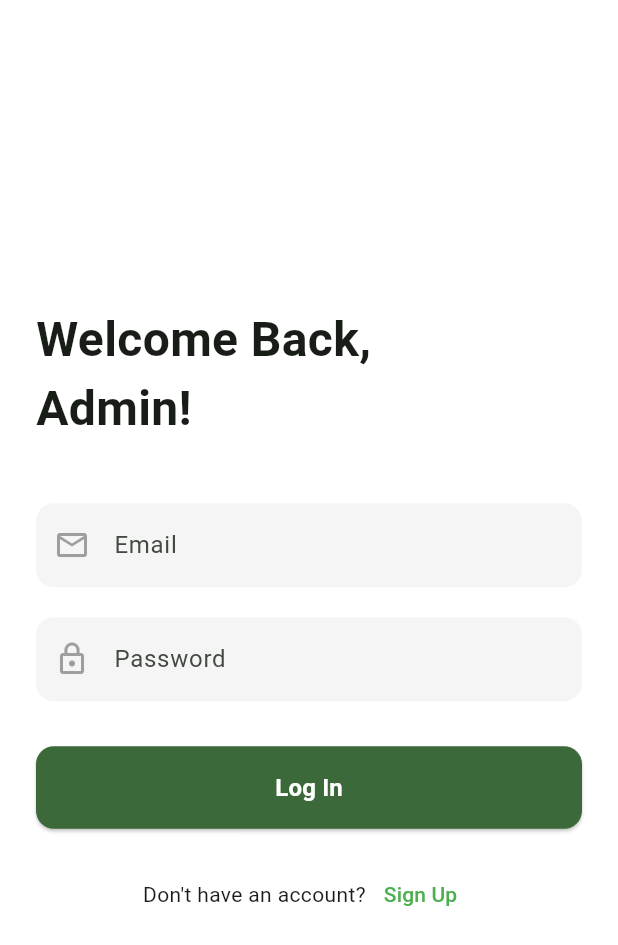
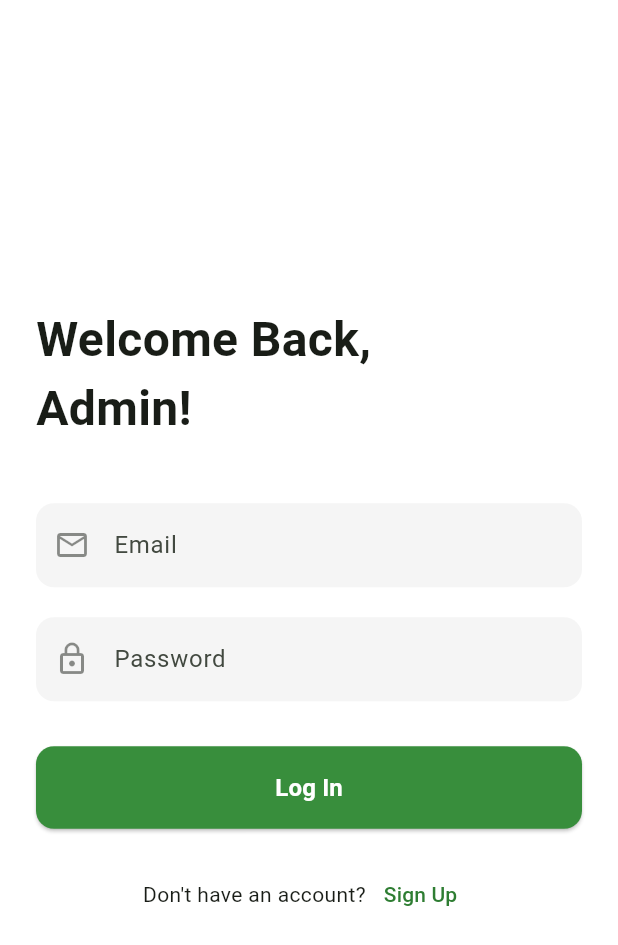
Before and after one commit to Atiimubeen/wapexp, a Flutter app: the screen it shows after launch, on a phone screen of 412 x 824 dp. Shown: the top 945 px of the screen. Run offline on Flutter 3.47's test engine with Material 3 defaults, Android fonts, the light colour scheme and no system bars; our stand-ins replace cloud_firestore, dartz, equatable, firebase_auth, firebase_core, firebase_storage and 3 more; accounts and stored records are empty.

Commit message:
Adding dark Theme

```diff
--- a/lib/features/auth/presentation/widgets/custom_text_field.dart
+++ b/lib/features/auth/presentation/widgets/custom_text_field.dart
@@ -16,14 +16,20 @@ class CustomTextField extends StatelessWidget {
 
   @override
   Widget build(BuildContext context) {
+    // Theme se colors hasil karna
+    final colors = Theme.of(context).colorScheme;
+
     return TextField(
       controller: controller,
       obscureText: isPassword,
       decoration: InputDecoration(
-        prefixIcon: Icon(icon, color: Colors.grey),
+        prefixIcon: Icon(icon, color: colors.onSurface.withOpacity(0.5)),
         hintText: hintText,
         filled: true,
-        fillColor: Colors.grey[100],
+        // Ternary operator istemal karna taake light/dark mode ke liye alag color ho
+        fillColor: Theme.of(context).brightness == Brightness.light
+            ? Colors.grey[100]
+            : Colors.grey[850],
         border: OutlineInputBorder(
           borderRadius: BorderRadius.circular(12),
           borderSide: BorderSide.none,
@@ -34,7 +40,7 @@ class CustomTextField extends StatelessWidget {
         ),
         focusedBorder: OutlineInputBorder(
           borderRadius: BorderRadius.circular(12),
-          borderSide: BorderSide(color: Theme.of(context).primaryColor),
+          borderSide: BorderSide(color: colors.primary),
         ),
       ),
     );
--- a/lib/main.dart
+++ b/lib/main.dart
@@ -7,15 +7,9 @@ import 'package:wapexp/features/auth/presentation/pages/auth_wrapper.dart';
 import 'package:wapexp/injection_container.dart';
 
 Future<void> main() async {
-  // Ensure Flutter is ready before doing anything else.
   WidgetsFlutterBinding.ensureInitialized();
-
-  // Initialize Firebase using the generated options file.
   await Firebase.initializeApp();
-
-  // Set up our manual dependency injection container.
   await setupDependencies();
-
   runApp(const MyApp());
 }
 
@@ -24,26 +18,56 @@ class MyApp extends StatelessWidget {
 
   @override
   Widget build(BuildContext context) {
-    // Provide the AuthBloc to the entire widget tree below it.
     return BlocProvider<AuthBloc>(
       create: (context) => getIt<AuthBloc>(),
       child: MaterialApp(
         title: 'Wapexp Admin',
-        debugShowCheckedModeBanner: false, // Hides the debug banner
+        debugShowCheckedModeBanner: false,
+
+        // ================= LIGHT THEME =================
         theme: ThemeData(
-          colorScheme: ColorScheme.fromSeed(seedColor: Colors.green),
           useMaterial3: true,
+          brightness: Brightness.light,
+          colorScheme: ColorScheme.fromSeed(
+            seedColor: Colors.green,
+            primary: Colors.green.shade700,
+            background: Colors.white,
+            onBackground: Colors.black87, // Text color on background
+          ),
           scaffoldBackgroundColor: Colors.white,
-          appBarTheme: const AppBarTheme(
-            backgroundColor: Colors.green,
+          appBarTheme: AppBarTheme(
+            backgroundColor: Colors.green.shade700,
             foregroundColor: Colors.white,
-            elevation: 0,
           ),
           textButtonTheme: TextButtonThemeData(
-            style: TextButton.styleFrom(foregroundColor: Colors.green),
+            style: TextButton.styleFrom(foregroundColor: Colors.green.shade800),
           ),
         ),
-        // The AuthWrapper will decide which screen to show based on login state.
+
+        // ================= DARK THEME =================
+        darkTheme: ThemeData(
+          useMaterial3: true,
+          brightness: Brightness.dark,
+          colorScheme: ColorScheme.fromSeed(
+            seedColor: Colors.green,
+            brightness: Brightness.dark,
+            primary: Colors.green.shade400,
+            background: const Color(0xFF121212),
+            onBackground: Colors.white70, // Text color on background
+          ),
+          scaffoldBackgroundColor: const Color(0xFF121212),
+          appBarTheme: AppBarTheme(
+            backgroundColor: Colors.green.shade800,
+            foregroundColor: Colors.white,
+          ),
+          textButtonTheme: TextButtonThemeData(
+            style: TextButton.styleFrom(foregroundColor: Colors.green.shade400),
+          ),
+        ),
+
+        // Yeh device ki setting ke hisab se theme select karega
+        themeMode: ThemeMode.system,
+
         home: const AuthWrapper(),
       ),
     );
```
Also changed, not shown: lib/features/auth/data/models/user_model.dart (+12 -0 lines), lib/features/auth/presentation/pages/login_page.dart (+11 -2 lines), lib/features/auth/presentation/pages/signup_page.dart (+12 -2 lines).
